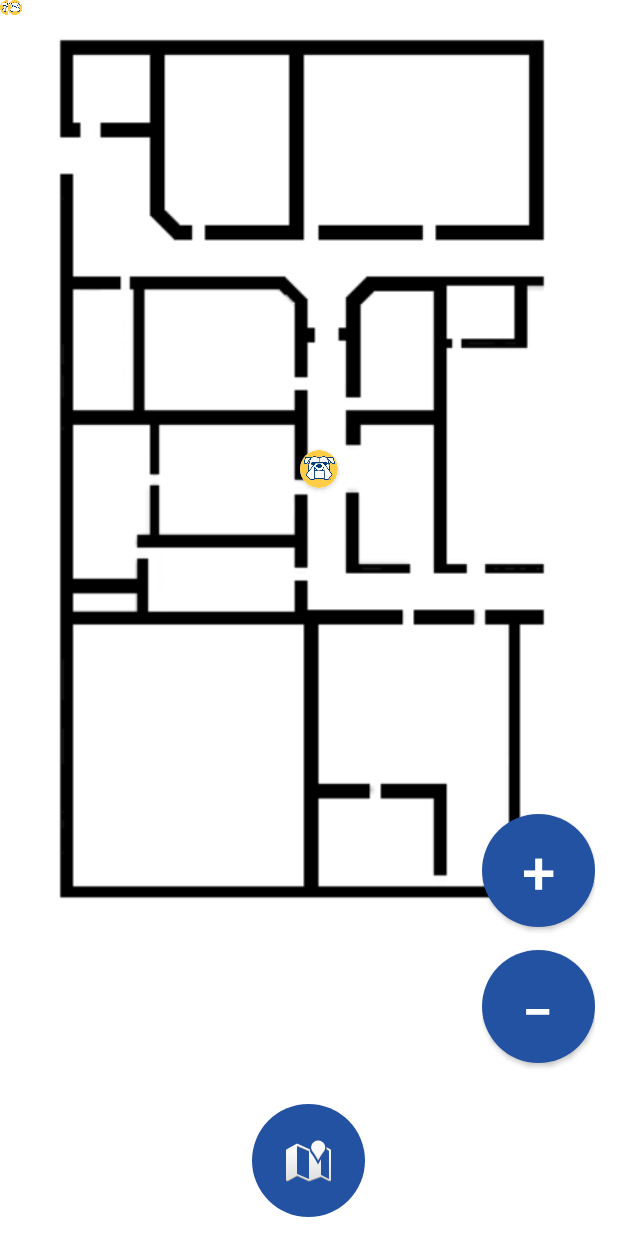
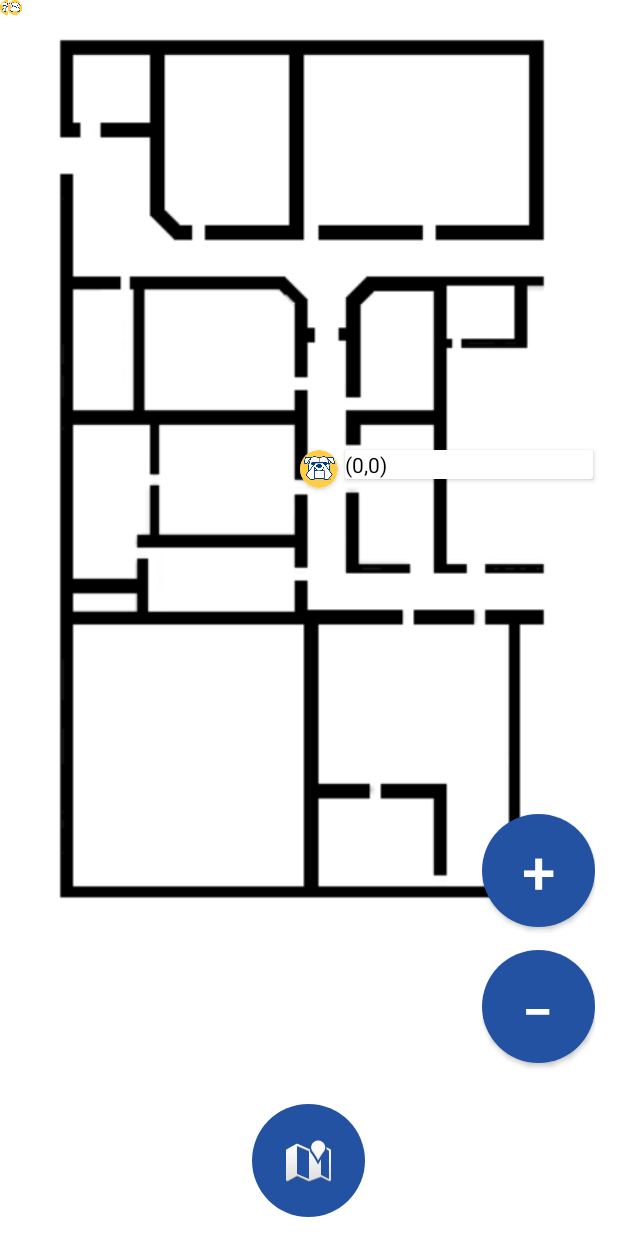
Before and after one commit to RRULE2001/Android-GPS-using-Wifi-RTT, an Android app: the screen it shows after launch (MainActivity), on a phone screen of 412 x 824 dp. Run offline under Robolectric (Android 15) with nearby library versions, the phone set to English and light mode, and no system bars.

```diff
--- a/WiFi RTT Check/app/src/main/res/layout/activity_main.xml
+++ b/WiFi RTT Check/app/src/main/res/layout/activity_main.xml
@@ -22,6 +22,24 @@
             android:layout_height="match_parent"
             android:layout_marginBottom="100dp"
             android:background="@color/white">
+
+            <androidx.cardview.widget.CardView
+                android:id="@+id/positionContainer"
+                android:layout_width="wrap_content"
+                android:layout_height="wrap_content"
+                android:layout_marginStart="230dp"
+                android:layout_marginTop="300dp"
+                app:cardBackgroundColor="#FFFFFF"
+                app:layout_constraintStart_toStartOf="parent"
+                app:layout_constraintTop_toTopOf="parent">
+
+                <TextView
+                    android:id="@+id/positionText"
+                    android:layout_width="165dp"
+                    android:layout_height="wrap_content"
+                    android:text="(0,0)"
+                    android:textColor="@color/black" />
+            </androidx.cardview.widget.CardView>
 
             <FrameLayout
                 android:id="@+id/mapContainer"
@@ -54,6 +72,7 @@
                     android:layout_height="10dp"
 
                     android:src="@drawable/kettering_bulldog" />
+
             </FrameLayout>
 
             <androidx.cardview.widget.CardView
--- a/WiFi RTT Check/app/src/main/res/values/strings.xml
+++ b/WiFi RTT Check/app/src/main/res/values/strings.xml
@@ -17,7 +17,7 @@
     <string name="longitude">Longitude(X): </string>
     <string name="latitude">Latitude(Y): </string>
     <string name="switch_text">Refresh: </string>
-    <integer name="scan_delay">500</integer>
+    <integer name="scan_delay">1000</integer>
     <integer name="text_delay">5000</integer>
 
 </resources>
```
Also changed, not shown: WiFi RTT Check/app/src/main/java/com/example/tes_wifi_rtt/GPSCoreAPI.java (+41 -35 lines), WiFi RTT Check/app/src/main/java/com/example/tes_wifi_rtt/MainActivity.java (+16 -8 lines).
